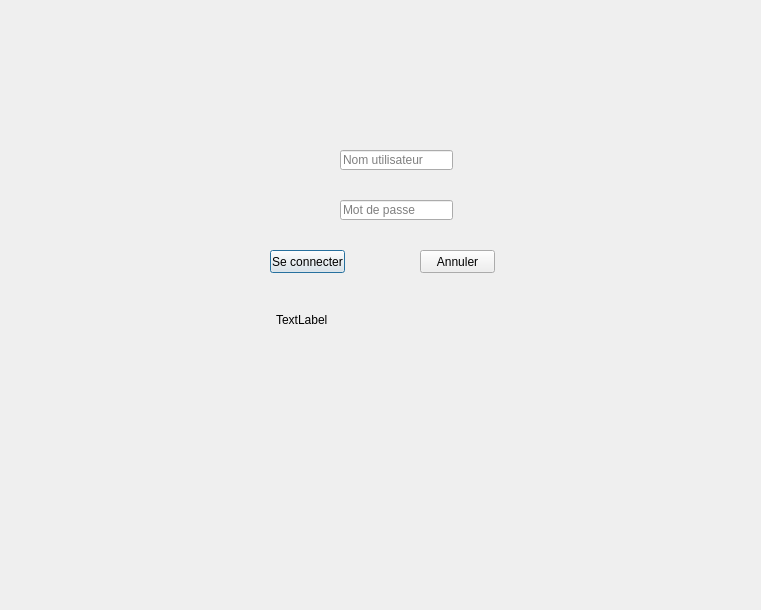
FestiClic/FestiClic3, file FestiClicC/login.ui: the form before one commit.
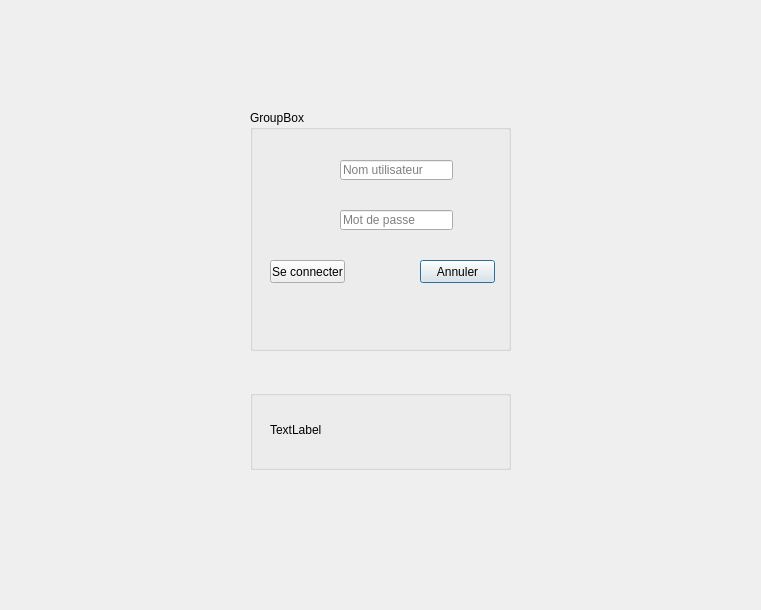
The form after the commit.

Diff of the .ui file:
```diff
--- a/FestiClicC/login.ui
+++ b/FestiClicC/login.ui
@@ -13,37 +13,23 @@
   <property name="windowTitle">
    <string>Dialog</string>
   </property>
-  <widget class="QLineEdit" name="lTxtNomUtilisateur">
+  <widget class="QGroupBox" name="groupBox">
    <property name="geometry">
     <rect>
-     <x>340</x>
-     <y>150</y>
-     <width>113</width>
-     <height>20</height>
+     <x>250</x>
+     <y>390</y>
+     <width>261</width>
+     <height>80</height>
     </rect>
    </property>
-   <property name="placeholderText">
-    <string>Nom utilisateur</string>
+   <property name="title">
+    <string/>
    </property>
-  </widget>
-  <widget class="QLineEdit" name="lTxtMotDePasse">
-   <property name="geometry">
-    <rect>
-     <x>340</x>
-     <y>200</y>
-     <width>113</width>
-     <height>20</height>
-    </rect>
-   </property>
-   <property name="placeholderText">
-    <string>Mot de passe</string>
-   </property>
-  </widget>
   <widget class="QLabel" name="lLabConnexion">
    <property name="geometry">
     <rect>
-     <x>276</x>
-     <y>310</y>
+      <x>20</x>
+      <y>30</y>
      <width>221</width>
      <height>20</height>
     </rect>
@@ -52,24 +38,24 @@
     <string>TextLabel</string>
    </property>
   </widget>
-  <widget class="QPushButton" name="lBtnSeConnecter">
+  </widget>
+  <widget class="QGroupBox" name="groupBox_2">
    <property name="geometry">
     <rect>
-     <x>270</x>
-     <y>250</y>
-     <width>75</width>
-     <height>23</height>
+     <x>250</x>
+     <y>110</y>
+     <width>261</width>
+     <height>241</height>
     </rect>
    </property>
-   <property name="text">
-    <string>Se connecter</string>
+   <property name="title">
+    <string>GroupBox</string>
    </property>
-  </widget>
   <widget class="QPushButton" name="lBtnAnnuler">
    <property name="geometry">
     <rect>
-     <x>420</x>
-     <y>250</y>
+      <x>170</x>
+      <y>150</y>
      <width>75</width>
      <height>23</height>
     </rect>
@@ -77,6 +63,46 @@
    <property name="text">
     <string>Annuler</string>
    </property>
+   </widget>
+   <widget class="QPushButton" name="lBtnSeConnecter">
+    <property name="geometry">
+     <rect>
+      <x>20</x>
+      <y>150</y>
+      <width>75</width>
+      <height>23</height>
+     </rect>
+    </property>
+    <property name="text">
+     <string>Se connecter</string>
+    </property>
+   </widget>
+   <widget class="QLineEdit" name="lTxtMotDePasse">
+    <property name="geometry">
+     <rect>
+      <x>90</x>
+      <y>100</y>
+      <width>113</width>
+      <height>20</height>
+     </rect>
+    </property>
+    <property name="placeholderText">
+     <string>Mot de passe</string>
+    </property>
+   </widget>
+   <widget class="QLineEdit" name="lTxtNomUtilisateur">
+    <property name="geometry">
+     <rect>
+      <x>90</x>
+      <y>50</y>
+      <width>113</width>
+      <height>20</height>
+     </rect>
+    </property>
+    <property name="placeholderText">
+     <string>Nom utilisateur</string>
+    </property>
+   </widget>
   </widget>
  </widget>
  <resources/>
```
Lines whose indentation alone changed are shown as unchanged.
